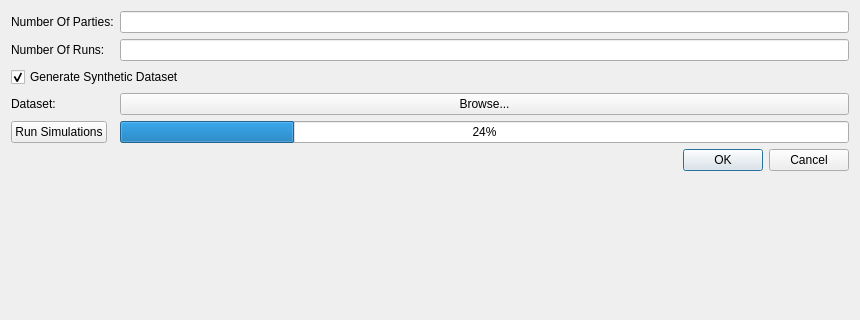
The window that Client/UI/UiFiles/SimulationsDialog.ui (adar2/Privacy-preserving-machine-learning-laboratory) describes before a commit, drawn with Qt 5; both pictures show x 0 to 860 and y 0 to 320 of the 860 by 596 pixel window.
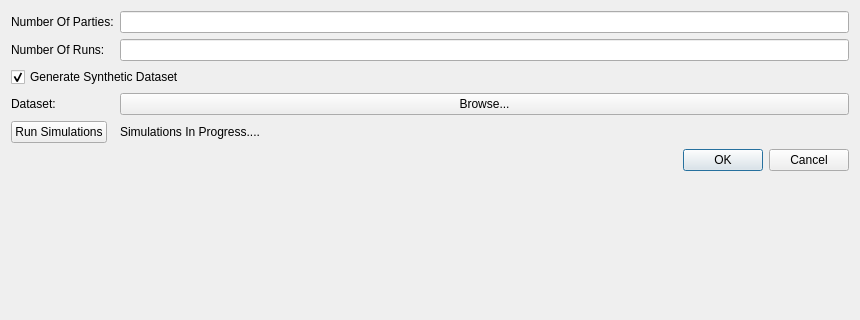
The same window after the commit.

The edit to the form file:
```diff
--- a/Client/UI/UiFiles/SimulationsDialog.ui
+++ b/Client/UI/UiFiles/SimulationsDialog.ui
@@ -70,13 +70,6 @@
        </property>
       </widget>
      </item>
-     <item row="7" column="1">
-      <widget class="QProgressBar" name="progress_bar">
-       <property name="value">
-        <number>24</number>
-       </property>
-      </widget>
-     </item>
      <item row="9" column="1">
       <widget class="QDialogButtonBox" name="buttonBox">
        <property name="standardButtons">
@@ -87,6 +80,13 @@
      <item row="10" column="0" colspan="2">
       <layout class="QVBoxLayout" name="vert_layout"/>
      </item>
+     <item row="7" column="1">
+      <widget class="QLabel" name="loading_label">
+       <property name="text">
+        <string>Simulations In Progress....</string>
+       </property>
+      </widget>
+     </item>
     </layout>
    </item>
   </layout>
```
